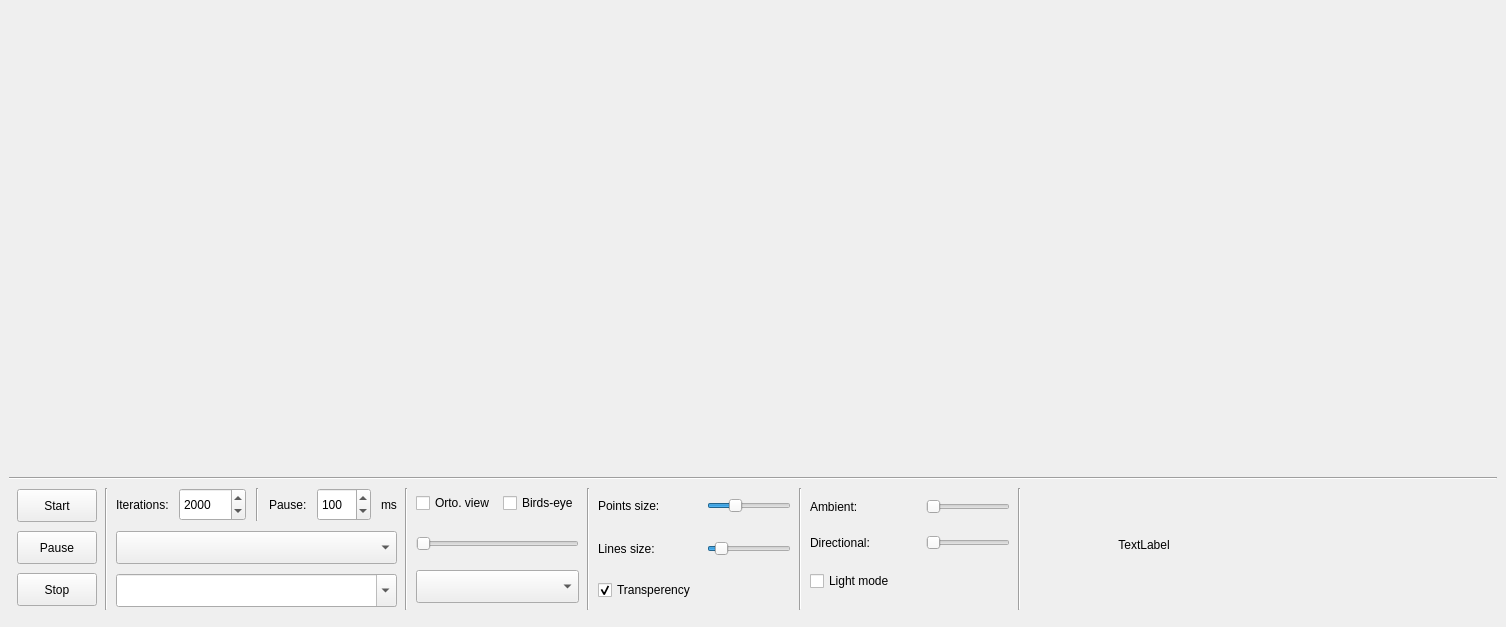
First picture: the form in src/gui/ui/MainWindow.ui, repository urosjarc/optimization, before the edit.
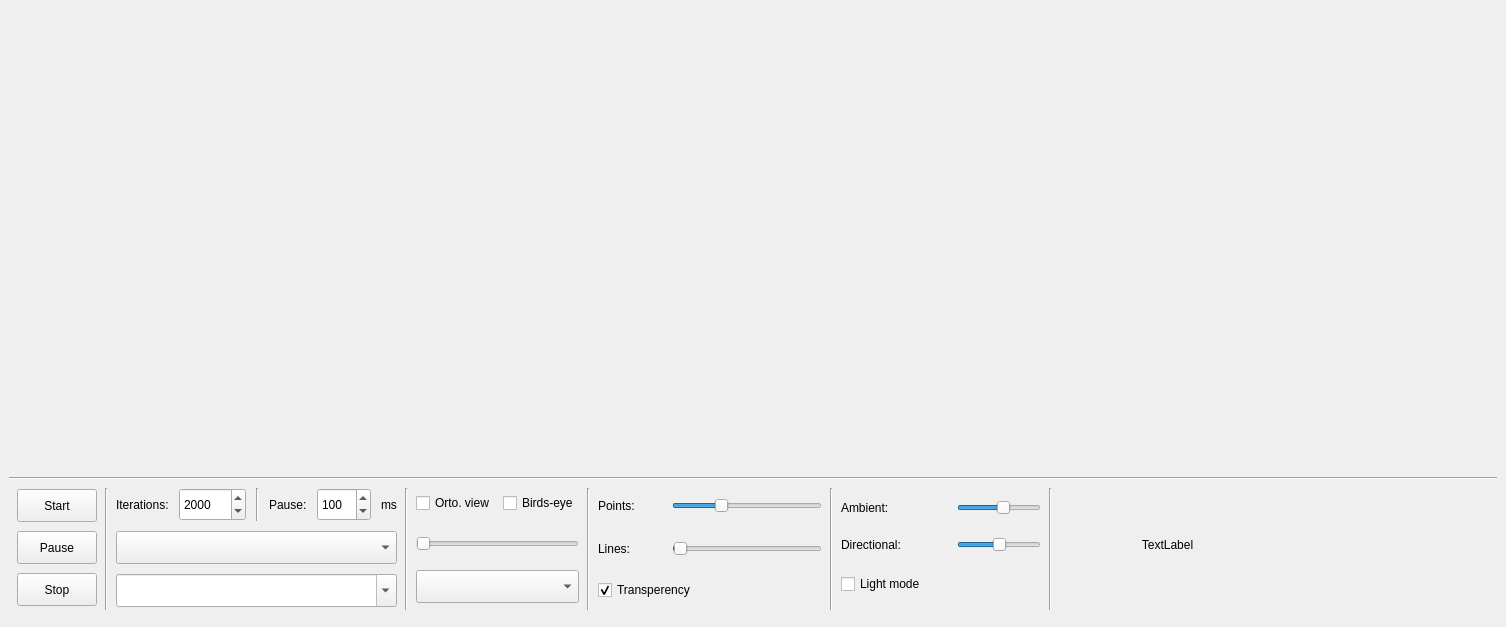
Second picture: the form after the edit.

Commit message: Fix line scaling.

Diff of the .ui file:
```diff
--- a/src/gui/ui/MainWindow.ui
+++ b/src/gui/ui/MainWindow.ui
@@ -468,18 +468,18 @@
            <widget class="QLabel" name="label_4">
             <property name="minimumSize">
              <size>
-              <width>100</width>
+              <width>65</width>
               <height>0</height>
              </size>
             </property>
             <property name="maximumSize">
              <size>
-              <width>100</width>
+              <width>64</width>
               <height>16777215</height>
              </size>
             </property>
             <property name="text">
-             <string>Points size:</string>
+             <string>Points:</string>
             </property>
            </widget>
           </item>
@@ -493,7 +493,7 @@
             </property>
             <property name="minimumSize">
              <size>
-              <width>0</width>
+              <width>150</width>
               <height>0</height>
              </size>
             </property>
@@ -519,18 +519,18 @@
            <widget class="QLabel" name="label_5">
             <property name="minimumSize">
              <size>
-              <width>100</width>
+              <width>65</width>
               <height>0</height>
              </size>
             </property>
             <property name="maximumSize">
              <size>
-              <width>100</width>
+              <width>64</width>
               <height>16777215</height>
              </size>
             </property>
             <property name="text">
-             <string>Lines size:</string>
+             <string>Lines:</string>
             </property>
            </widget>
           </item>
@@ -544,15 +544,15 @@
             </property>
             <property name="minimumSize">
              <size>
-              <width>0</width>
+              <width>150</width>
               <height>33</height>
              </size>
             </property>
             <property name="minimum">
-             <number>-1</number>
+             <number>0</number>
             </property>
             <property name="maximum">
-             <number>19</number>
+             <number>100</number>
             </property>
             <property name="pageStep">
              <number>3</number>
@@ -596,7 +596,7 @@
          <number>10</number>
         </property>
         <property name="bottomMargin">
-         <number>8</number>
+         <number>3</number>
         </property>
         <item>
          <layout class="QHBoxLayout" name="horizontalLayout_7">
@@ -627,6 +627,9 @@
               <height>0</height>
              </size>
             </property>
+            <property name="value">
+             <number>56</number>
+            </property>
             <property name="orientation">
              <enum>Qt::Horizontal</enum>
             </property>
@@ -663,6 +666,9 @@
               <height>0</height>
              </size>
             </property>
+            <property name="value">
+             <number>50</number>
+            </property>
             <property name="orientation">
              <enum>Qt::Horizontal</enum>
             </property>
```
The commit also changes 5 other files.
